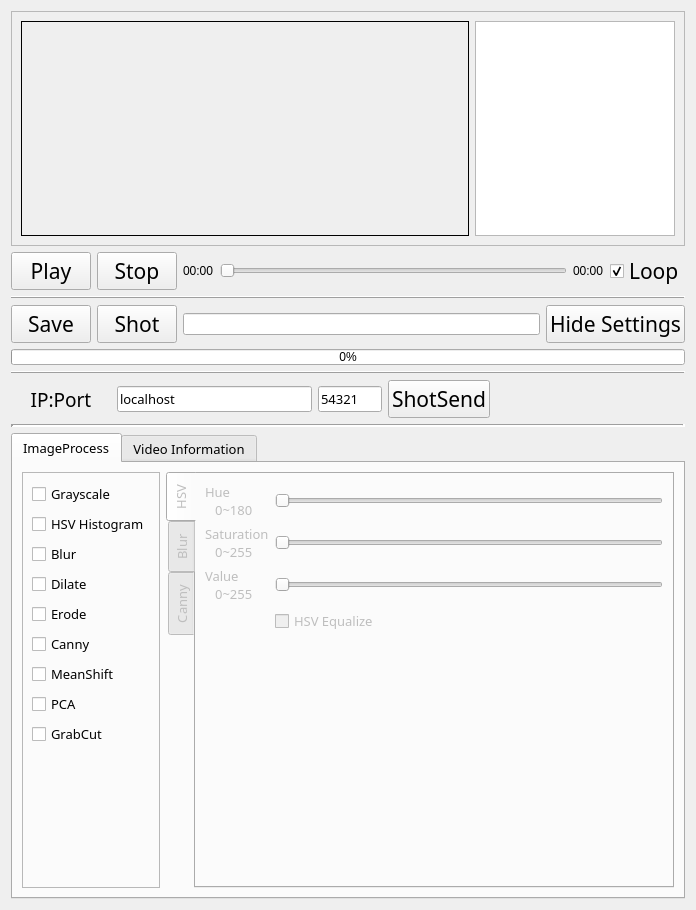
First picture: the form in QT5.project/OpenCV_Capture/main/ui/VideoView.ui, repository jmysu/OpenCap, before the edit.
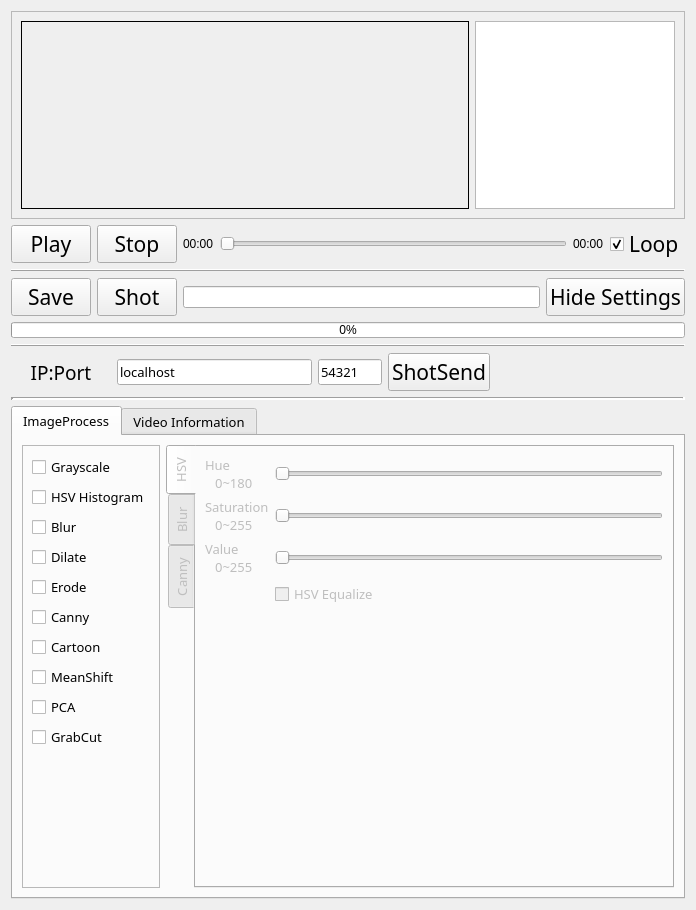
Second picture: the form after the edit. Icons and pictures are not drawn. Custom widgets are drawn as their Qt base class.

The edit to the form file:
```diff
--- a/QT5.project/OpenCV_Capture/main/ui/VideoView.ui
+++ b/QT5.project/OpenCV_Capture/main/ui/VideoView.ui
@@ -520,6 +520,13 @@
             </property>
            </widget>
           </item>
+          <item>
+           <widget class="QCheckBox" name="checkBoxCartoon">
+            <property name="text">
+             <string>Cartoon</string>
+            </property>
+           </widget>
+          </item>
           <item>
            <widget class="QCheckBox" name="checkBoxMeanShift">
             <property name="text">
```
